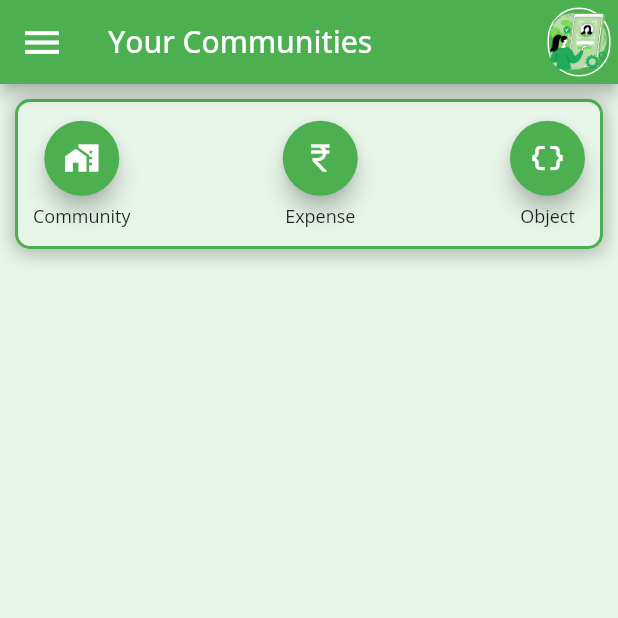
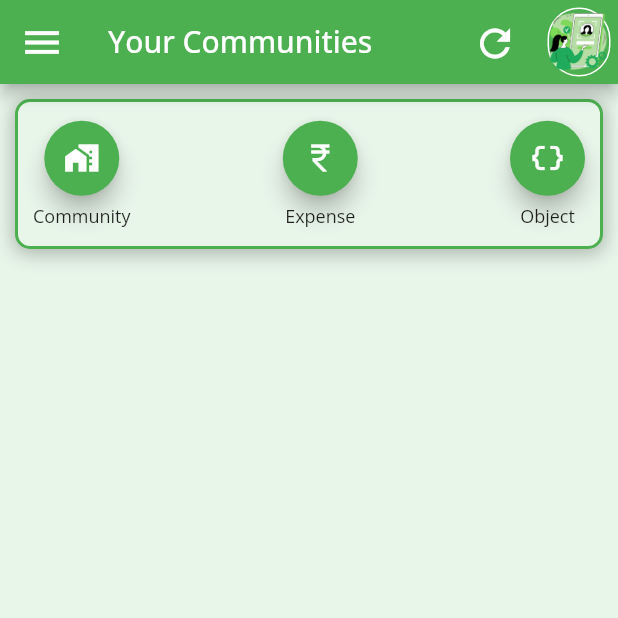
Before and after one commit to Aditya-Y-29/DEP, a Flutter app: the MyHomePage screen opened by its route, on a phone screen of 412 x 824 dp, the top half of it. Run offline on Flutter 3.47's test engine with Material 2 defaults, Android fonts, the phone set to English and light mode, and no system bars; our stand-ins replace animated_theme_switcher, cloud_firestore, firebase_auth, firebase_core, flutter_contacts, flutter_screenutil and 4 more; accounts and stored records are empty.

Commit message:
reload button added but duplication of data is coming

```diff
--- a/hello_world/lib/Pages/main_pages/home_page.dart
+++ b/hello_world/lib/Pages/main_pages/home_page.dart
@@ -16,27 +16,49 @@ class MyHomePage extends StatefulWidget {
 }
 
 class _MyHomePageState extends State<MyHomePage> {
-
   int clickedCommunity = 0;
   String communityName = "";
 
   @override
   Widget build(BuildContext context) {
     return Scaffold(
-      floatingActionButton: clickedCommunity != 0 ? FloatingActionButton(
+      floatingActionButton: clickedCommunity != 0
+          ? FloatingActionButton(
               onPressed: () {
                 Navigator.of(context).push(_createRoute(communityName));
               },
               backgroundColor: Colors.green,
-        child: const Icon(Icons.arrow_forward_ios, size: 20,),
-      ) : null,
+              child: const Icon(
+                Icons.arrow_forward_ios,
+                size: 20,
+              ),
+            )
+          : null,
       appBar: AppBar(
         leading: IconButton(
-          icon: const Icon(Icons.menu, size: 30,),
+          icon: const Icon(
+            Icons.menu,
+            size: 30,
+          ),
           onPressed: () {},
         ),
         title: const Text("Your Communities"),
-        actions:  [
+        actions: [
+          Container(
+            margin: const EdgeInsets.all(5),
+            padding: const EdgeInsets.all(1),
+            child: IconButton(
+              icon: const Icon(
+                Icons.refresh,
+                size: 30,
+              ),
+              onPressed: () async {
+                DataProvider dataProvider =
+                    Provider.of<DataProvider>(context, listen: false);
+                await dataProvider.getAllDetails(dataProvider.user!.phoneNo);
+              },
+            ),
+          ),
           GestureDetector(
               onTap: () {
                 Navigator.push(
@@ -46,8 +68,7 @@ class _MyHomePageState extends State<MyHomePage> {
                   ),
                 );
               },
-            child:
-              Container(
+              child: Container(
                 margin: const EdgeInsets.all(5),
                 // padding: const EdgeInsets.all(1),
                 decoration: BoxDecoration(
@@ -62,13 +83,14 @@ class _MyHomePageState extends State<MyHomePage> {
                   width: 40,
                   height: 30,
                 ),
-              )
-          )
+              ))
         ],
       ),
       body: Consumer<DataProvider>(
         builder: (context, communityDataProvider, child) {
-          return Column(
+          return Container(
+              child: SingleChildScrollView(
+                  child: Column(
             // mainAxisAlignment: MainAxisAlignment.spaceBetween,
             children: [
               Container(
@@ -91,7 +113,6 @@ class _MyHomePageState extends State<MyHomePage> {
                     ),
                   ],
                 ),
-
                 child: Row(
                   mainAxisAlignment: MainAxisAlignment.spaceBetween,
                   children: [
@@ -107,7 +128,8 @@ class _MyHomePageState extends State<MyHomePage> {
                                 Navigator.push(
                                   context,
                                   MaterialPageRoute(
-                                        builder: (context) => AddFromHomePage(selectedPage: 0),
+                                    builder: (context) =>
+                                        AddFromHomePage(selectedPage: 0),
                                   ),
                                 );
                               },
@@ -136,7 +158,8 @@ class _MyHomePageState extends State<MyHomePage> {
                                 Navigator.push(
                                   context,
                                   MaterialPageRoute(
-                                        builder: (context) => AddFromHomePage(selectedPage: 1),
+                                    builder: (context) =>
+                                        AddFromHomePage(selectedPage: 1),
                                   ),
                                 );
                               },
@@ -194,7 +217,8 @@ class _MyHomePageState extends State<MyHomePage> {
                                 Navigator.push(
                                   context,
                                   MaterialPageRoute(
-                                        builder: (context) => AddFromHomePage(selectedPage: 2),
+                                    builder: (context) =>
+                                        AddFromHomePage(selectedPage: 2),
                                   ),
                                 );
                               },
@@ -218,14 +242,14 @@ class _MyHomePageState extends State<MyHomePage> {
                   spacing: 8,
                   runSpacing: 4,
                   children: List.of(communityDataProvider.communities.map((e) {
-                  int k = communityDataProvider.communities.indexOf(e)+1;
+                    int k = communityDataProvider.communities.indexOf(e) + 1;
                     return GestureDetector(
                         onTap: () {
                           setState(() {
-                        int temp = 1 << (k-1);
-                        if(clickedCommunity >> (k-1) & 1 == 1)
+                            int temp = 1 << (k - 1);
+                            if (clickedCommunity >> (k - 1) & 1 == 1)
                               clickedCommunity = clickedCommunity ^ temp;
-                        else{
+                            else {
                               clickedCommunity = 0;
                               clickedCommunity = clickedCommunity | temp;
                             }
@@ -238,9 +262,13 @@ class _MyHomePageState extends State<MyHomePage> {
                           margin: const EdgeInsets.all(5.0),
                           padding: const EdgeInsets.only(left: 20.0),
                           decoration: BoxDecoration(
-                        color: (clickedCommunity >> (k-1) & 1) == 1 ? Colors.green.shade50 : Colors.grey.shade100,
+                            color: (clickedCommunity >> (k - 1) & 1) == 1
+                                ? Colors.green.shade50
+                                : Colors.grey.shade100,
                             border: Border.all(
-                          color: (clickedCommunity >> (k-1) & 1) == 1 ? Colors.green : Colors.green.withOpacity(0),
+                              color: (clickedCommunity >> (k - 1) & 1) == 1
+                                  ? Colors.green
+                                  : Colors.green.withOpacity(0),
                               width: 2.0,
                             ),
                             borderRadius: BorderRadius.circular(20.0),
@@ -261,12 +289,10 @@ class _MyHomePageState extends State<MyHomePage> {
                           child: Community(
                             name: e,
                           ),
-                    )
-                  );
-                }))
-              ),
+                        ));
+                  }))),
             ],
-          );
+          )));
         },
       ),
     );
@@ -275,7 +301,8 @@ class _MyHomePageState extends State<MyHomePage> {
 
 Route _createRoute(String communityName) {
   return PageRouteBuilder(
-    pageBuilder: (context, animation, secondaryAnimation) => CommunityPage(communityName: communityName),
+    pageBuilder: (context, animation, secondaryAnimation) =>
+        CommunityPage(communityName: communityName),
     transitionsBuilder: (context, animation, secondaryAnimation, child) {
       var begin = const Offset(1.0, 0.0);
       var end = Offset.zero;
```
Also changed, not shown: hello_world/lib/Pages/main_pages/community_page.dart (+11 -0 lines), hello_world/lib/Pages/main_pages/object_page.dart (+13 -0 lines), hello_world/lib/provider/data_provider.dart (+22 -108 lines). Lines whose indentation alone changed are shown as unchanged.
